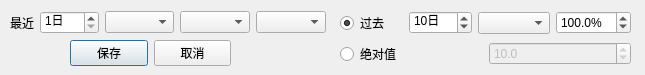
First picture: the form in QtDesign/SearchCriteria.ui, repository victor647/QuantumStockTrade, before the edit.
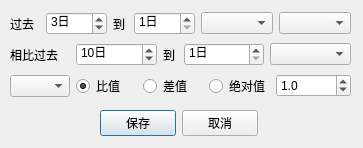
Second picture: the form after the edit.

```diff
--- a/QtDesign/SearchCriteria.ui
+++ b/QtDesign/SearchCriteria.ui
@@ -6,8 +6,8 @@
    <rect>
     <x>0</x>
     <y>0</y>
-    <width>645</width>
-    <height>75</height>
+    <width>363</width>
+    <height>148</height>
    </rect>
   </property>
   <property name="windowTitle">
@@ -18,8 +18,8 @@
     <rect>
      <x>10</x>
      <y>10</y>
-     <width>316</width>
-     <height>25</height>
+     <width>341</width>
+     <height>91</height>
     </rect>
    </property>
    <property name="font">
@@ -28,12 +28,14 @@
      <pointsize>9</pointsize>
     </font>
    </property>
+   <layout class="QVBoxLayout" name="verticalLayout">
+    <item>
    <layout class="QHBoxLayout" name="horizontalLayout">
     <item>
      <widget class="QLabel" name="lblFirst">
       <property name="maximumSize">
        <size>
-        <width>35</width>
+          <width>30</width>
         <height>16777215</height>
        </size>
       </property>
@@ -44,12 +46,53 @@
        </font>
       </property>
       <property name="text">
-       <string>最近</string>
+         <string>过去</string>
       </property>
      </widget>
     </item>
     <item>
-     <widget class="QSpinBox" name="spbFirstPeriod">
+       <widget class="QSpinBox" name="spbQueryPeriodBegin">
+        <property name="font">
+         <font>
+          <family>Microsoft YaHei UI</family>
+          <pointsize>9</pointsize>
+         </font>
+        </property>
+        <property name="suffix">
+         <string>日</string>
+        </property>
+        <property name="minimum">
+         <number>1</number>
+        </property>
+        <property name="maximum">
+         <number>250</number>
+        </property>
+        <property name="value">
+         <number>3</number>
+        </property>
+       </widget>
+      </item>
+      <item>
+       <widget class="QLabel" name="lblTo1">
+        <property name="maximumSize">
+         <size>
+          <width>15</width>
+          <height>16777215</height>
+         </size>
+        </property>
+        <property name="font">
+         <font>
+          <family>Microsoft YaHei UI</family>
+          <pointsize>9</pointsize>
+         </font>
+        </property>
+        <property name="text">
+         <string>到</string>
+        </property>
+       </widget>
+      </item>
+      <item>
+       <widget class="QSpinBox" name="spbQueryPeriodEnd">
       <property name="font">
        <font>
         <family>Microsoft YaHei UI</family>
@@ -87,38 +130,18 @@
       </property>
      </widget>
     </item>
-    <item>
-     <widget class="QComboBox" name="cbbOperator">
-      <property name="font">
-       <font>
-        <family>Microsoft YaHei UI</family>
-        <pointsize>9</pointsize>
-       </font>
-      </property>
-     </widget>
-    </item>
-   </layout>
-  </widget>
-  <widget class="QWidget" name="layoutWidget">
-   <property name="geometry">
-    <rect>
-     <x>340</x>
-     <y>10</y>
-     <width>291</width>
-     <height>58</height>
-    </rect>
-   </property>
-   <property name="font">
-    <font>
-     <family>Microsoft YaHei UI</family>
-     <pointsize>9</pointsize>
-    </font>
-   </property>
-   <layout class="QVBoxLayout" name="verticalLayout">
+     </layout>
+    </item>
     <item>
      <layout class="QHBoxLayout" name="horizontalLayout_2">
       <item>
-       <widget class="QRadioButton" name="rbnPastAverage">
+       <widget class="QLabel" name="lblRecent_2">
+        <property name="maximumSize">
+         <size>
+          <width>60</width>
+          <height>16777215</height>
+         </size>
+        </property>
         <property name="font">
          <font>
           <family>Microsoft YaHei UI</family>
@@ -126,10 +149,7 @@
          </font>
         </property>
         <property name="text">
-         <string>过去</string>
-        </property>
-        <property name="checked">
-         <bool>true</bool>
+         <string>相比过去</string>
         </property>
        </widget>
       </item>
@@ -155,6 +175,47 @@
         </property>
        </widget>
       </item>
+      <item>
+       <widget class="QLabel" name="lblTo2">
+        <property name="maximumSize">
+         <size>
+          <width>15</width>
+          <height>16777215</height>
+         </size>
+        </property>
+        <property name="font">
+         <font>
+          <family>Microsoft YaHei UI</family>
+          <pointsize>9</pointsize>
+         </font>
+        </property>
+        <property name="text">
+         <string>到</string>
+        </property>
+       </widget>
+      </item>
+      <item>
+       <widget class="QSpinBox" name="spbComparedPeriodEnd">
+        <property name="font">
+         <font>
+          <family>Microsoft YaHei UI</family>
+          <pointsize>9</pointsize>
+         </font>
+        </property>
+        <property name="suffix">
+         <string>日</string>
+        </property>
+        <property name="minimum">
+         <number>1</number>
+        </property>
+        <property name="maximum">
+         <number>250</number>
+        </property>
+        <property name="value">
+         <number>1</number>
+        </property>
+       </widget>
+      </item>
       <item>
        <widget class="QComboBox" name="cbbComparedLogic">
         <property name="font">
@@ -165,37 +226,96 @@
         </property>
        </widget>
       </item>
-      <item>
-       <widget class="QDoubleSpinBox" name="spbRelativePercentage">
-        <property name="font">
-         <font>
-          <family>Microsoft YaHei UI</family>
-          <pointsize>9</pointsize>
-         </font>
-        </property>
-        <property name="suffix">
-         <string>%</string>
-        </property>
-        <property name="decimals">
-         <number>1</number>
-        </property>
-        <property name="minimum">
-         <double>0.000000000000000</double>
-        </property>
-        <property name="maximum">
-         <double>1000.000000000000000</double>
-        </property>
-        <property name="value">
-         <double>100.000000000000000</double>
-        </property>
-       </widget>
-      </item>
      </layout>
     </item>
     <item>
      <layout class="QHBoxLayout" name="horizontalLayout_3">
+      <item>
+       <widget class="QComboBox" name="cbbOperator">
+        <property name="maximumSize">
+         <size>
+          <width>60</width>
+          <height>16777215</height>
+         </size>
+        </property>
+        <property name="font">
+         <font>
+          <family>Microsoft YaHei UI</family>
+          <pointsize>9</pointsize>
+         </font>
+        </property>
+       </widget>
+      </item>
+      <item>
+       <widget class="QRadioButton" name="rbnRatio">
+        <property name="minimumSize">
+         <size>
+          <width>0</width>
+          <height>0</height>
+         </size>
+        </property>
+        <property name="maximumSize">
+         <size>
+          <width>80</width>
+          <height>16777215</height>
+         </size>
+        </property>
+        <property name="font">
+         <font>
+          <family>Microsoft YaHei UI</family>
+          <pointsize>9</pointsize>
+         </font>
+        </property>
+        <property name="text">
+         <string>比值</string>
+        </property>
+        <property name="checked">
+         <bool>true</bool>
+        </property>
+       </widget>
+      </item>
+      <item>
+       <widget class="QRadioButton" name="rbnDifference">
+        <property name="minimumSize">
+         <size>
+          <width>0</width>
+          <height>0</height>
+         </size>
+        </property>
+        <property name="maximumSize">
+         <size>
+          <width>80</width>
+          <height>16777215</height>
+         </size>
+        </property>
+        <property name="font">
+         <font>
+          <family>Microsoft YaHei UI</family>
+          <pointsize>9</pointsize>
+         </font>
+        </property>
+        <property name="text">
+         <string>差值</string>
+        </property>
+        <property name="checked">
+         <bool>false</bool>
+        </property>
+       </widget>
+      </item>
       <item>
        <widget class="QRadioButton" name="rbnAbsValue">
+        <property name="minimumSize">
+         <size>
+          <width>0</width>
+          <height>0</height>
+         </size>
+        </property>
+        <property name="maximumSize">
+         <size>
+          <width>80</width>
+          <height>16777215</height>
+         </size>
+        </property>
         <property name="font">
          <font>
           <family>Microsoft YaHei UI</family>
@@ -210,7 +330,7 @@
       <item>
        <widget class="QDoubleSpinBox" name="spbAbsValue">
         <property name="enabled">
-         <bool>false</bool>
+         <bool>true</bool>
         </property>
         <property name="font">
          <font>
@@ -231,7 +351,7 @@
          <double>10000.000000000000000</double>
         </property>
         <property name="value">
-         <double>10.000000000000000</double>
+         <double>1.000000000000000</double>
         </property>
        </widget>
       </item>
@@ -239,21 +359,15 @@
     </item>
    </layout>
   </widget>
-  <widget class="QWidget" name="layoutWidget">
+  <widget class="QWidget" name="">
    <property name="geometry">
     <rect>
-     <x>70</x>
-     <y>40</y>
-     <width>161</width>
+     <x>100</x>
+     <y>110</y>
+     <width>158</width>
      <height>27</height>
     </rect>
    </property>
-   <property name="font">
-    <font>
-     <family>Microsoft YaHei UI</family>
-     <pointsize>9</pointsize>
-    </font>
-   </property>
    <layout class="QHBoxLayout" name="horizontalLayout_4">
     <item>
      <widget class="QPushButton" name="btnConfirm">
```
Left out of the diff: 130 changed lines with no effect on the pictures. Lines whose indentation alone changed are shown as unchanged.
